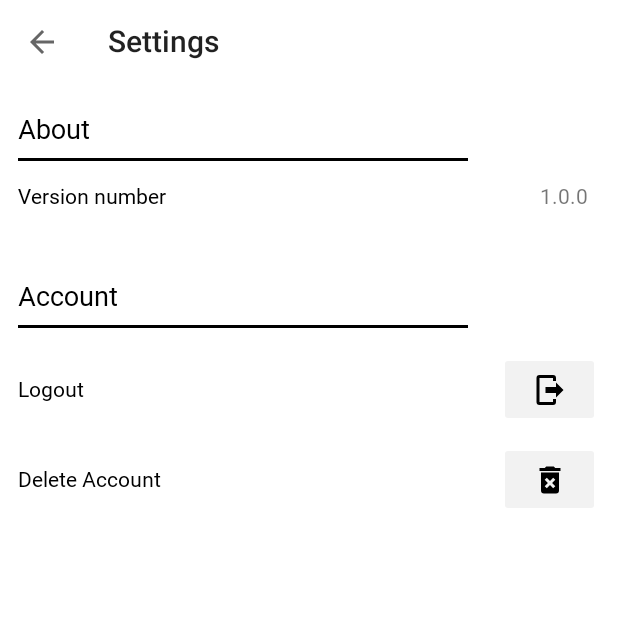
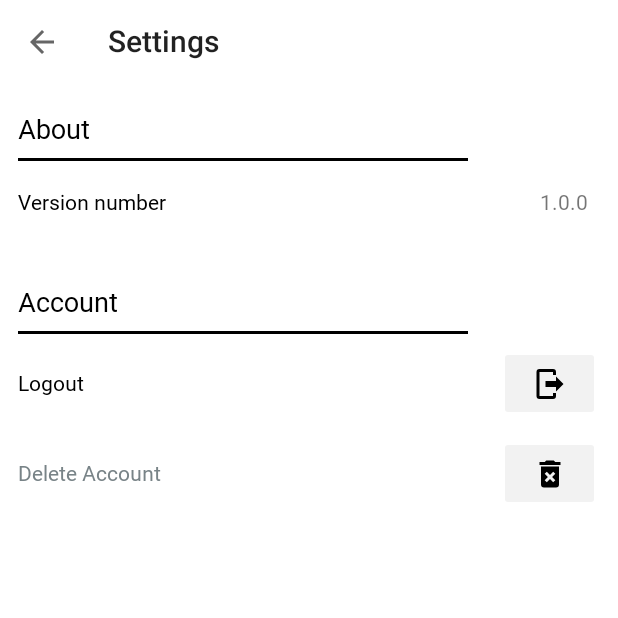
Before and after one commit to yeonkims/real-note, an Android app: the fragment SettingsFragment shown on its own in the app's theme, on a phone screen of 412 x 824 dp, the top half of it. Run offline under Robolectric (Android 15) with nearby library versions, the light colour scheme and no system bars; our stand-ins replace Dagger/Hilt's generated code, Firebase (no records; nobody signed in at launch, a user with empty details on screens opened directly), data binding; 4 statements that could not run were skipped.

Commit message:
feat: improve settings page UI

```diff
--- a/app/src/main/res/layout/fragment_settings.xml
+++ b/app/src/main/res/layout/fragment_settings.xml
@@ -42,6 +42,7 @@
                 <androidx.constraintlayout.widget.ConstraintLayout
                     android:layout_width="match_parent"
                     android:layout_height="wrap_content"
+                    android:layout_marginTop="12dp"
                     android:layout_marginBottom="40dp"
                     app:layout_constraintTop_toBottomOf="@+id/view">
 
@@ -106,7 +107,7 @@
                         android:layout_height="wrap_content"
                         android:text="@string/delete_account"
                         android:textAppearance="@style/TextAppearance.AppCompat.Small"
-                        android:textColor="@color/black"
+                        android:textColor="@color/grey"
                         app:layout_constraintBottom_toBottomOf="parent"
                         app:layout_constraintStart_toStartOf="parent"
                         app:layout_constraintTop_toTopOf="parent" />
--- a/app/src/main/res/layout/setting_bar.xml
+++ b/app/src/main/res/layout/setting_bar.xml
@@ -9,11 +9,17 @@
             type="String" />
     </data>
 
+    <androidx.constraintlayout.widget.ConstraintLayout
+        android:layout_width="wrap_content"
+        android:layout_height="wrap_content">
+
         <LinearLayout
             android:layout_width="match_parent"
             android:layout_height="wrap_content"
             android:layout_marginVertical="8dp"
-        android:orientation="vertical">
+            android:orientation="vertical"
+            app:layout_constraintStart_toStartOf="parent"
+            app:layout_constraintTop_toTopOf="parent">
 
             <TextView
                 android:layout_width="match_parent"
@@ -34,4 +40,6 @@
 
         </LinearLayout>
 
+    </androidx.constraintlayout.widget.ConstraintLayout>
+
 </layout>
```
Lines whose indentation alone changed are shown as unchanged.
